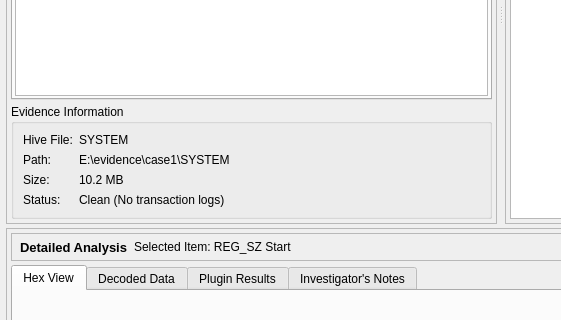
First picture: the form in ui/pages/analysis_ui/registry_analysis.ui, repository Tlinhk/Windows_forensic, before the edit; both pictures show x 0 to 561 and y 251 to 571 of the 1200 by 800 pixel window.
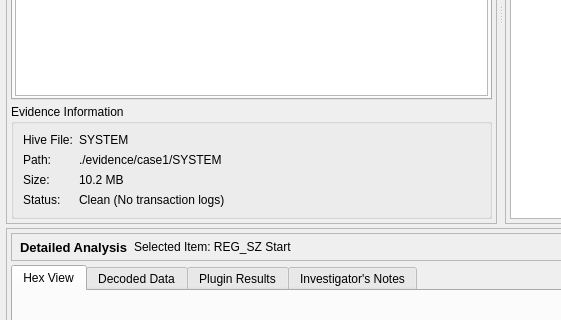
Second picture: the form after the edit. Icons and pictures are not drawn. Custom widgets are drawn as their Qt base class.

```diff
--- a/ui/pages/analysis_ui/registry_analysis.ui
+++ b/ui/pages/analysis_ui/registry_analysis.ui
@@ -466,7 +466,7 @@
            <item row="1" column="1">
             <widget class="QLabel" name="valuePath">
              <property name="text">
-              <string>E:\evidence\case1\SYSTEM</string>
+              <string>./evidence/case1/SYSTEM</string>
              </property>
             </widget>
            </item>
```
